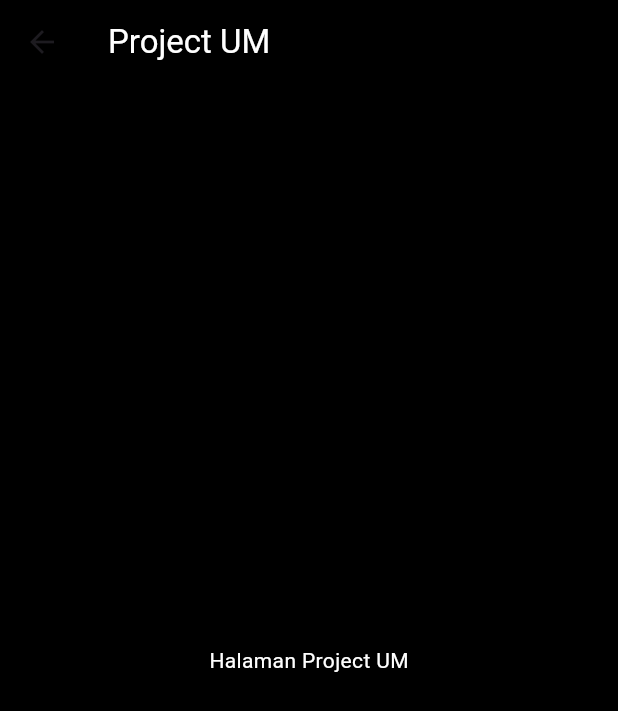
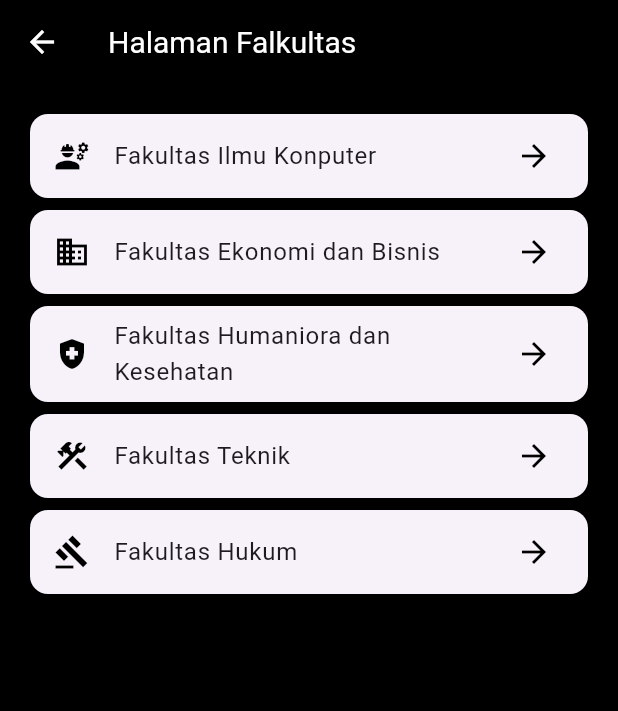
Before and after one commit to yehezkieldio/pemrograman-aplikasi-bergerak-flutter, a Flutter app: the screen it shows after launch, after a tap on "Project UM", on a phone screen of 412 x 824 dp. Shown: the top 711 px of the screen. Run offline on Flutter 3.47's test engine with Material 3 defaults, Android fonts, the phone set to English and light mode, and no system bars.

Commit message:
feat: implement Fakultas page and details view, update navigation

```diff
--- a/lib/main.dart
+++ b/lib/main.dart
@@ -1,6 +1,5 @@
 import 'package:flutter/material.dart';
-import 'package:yehezkiel_dio_sinolungan/hidupsehat/page.dart';
-import 'package:yehezkiel_dio_sinolungan/projectum/pages/index.dart';
+import 'package:yehezkiel_dio_sinolungan/projectum/pages/fakultas.dart';
 
 void main() {
   runApp(const MyApp());
@@ -12,7 +11,7 @@ class MyApp extends StatelessWidget {
   @override
   Widget build(BuildContext context) {
     return MaterialApp(
-      title: 'HidupSehat',
+      title: 'Yehezkiel Dio Sinolungan',
       debugShowCheckedModeBanner: false,
       home: Home(),
     );
@@ -34,17 +33,9 @@ class Home extends StatelessWidget {
               onPressed: () {
                 Navigator.push(
                   context,
-                  MaterialPageRoute(builder: (context) => const HidupSehat()),
-                );
-              },
-              child: Text("Cari Dokter"),
-            ),
-            Padding(padding: const EdgeInsets.symmetric(vertical: 8.0)),
-            ElevatedButton(
-              onPressed: () {
-                Navigator.push(
-                  context,
-                  MaterialPageRoute(builder: (context) => const ProjectUM()),
+                  MaterialPageRoute(
+                    builder: (context) => const HalamanFalkultas(),
+                  ),
                 );
               },
               child: Text("Project UM"),
--- /dev/null
+++ b/lib/projectum/models/fakultas.dart
@@ -0,0 +1,7 @@
+class Fakultas {
+  String? idFakultas;
+  String namaFakultas;
+  String? detailsFakultas;
+
+  Fakultas({this.idFakultas, required this.namaFakultas, this.detailsFakultas});
+}
--- /dev/null
+++ b/lib/projectum/pages/fakultas.dart
@@ -0,0 +1,109 @@
+import 'package:flutter/material.dart';
+import 'package:yehezkiel_dio_sinolungan/projectum/models/fakultas.dart';
+import 'package:yehezkiel_dio_sinolungan/projectum/pages/fakultas_details.dart';
+
+class HalamanFalkultas extends StatefulWidget {
+  const HalamanFalkultas({super.key});
+
+  @override
+  State<HalamanFalkultas> createState() => _HalamanFalkultasState();
+}
+
+class _HalamanFalkultasState extends State<HalamanFalkultas> {
+  @override
+  Widget build(BuildContext context) {
+    return Scaffold(
+      backgroundColor: Colors.black,
+      appBar: AppBar(
+        title: const Text('Halaman Falkultas'),
+        backgroundColor: Colors.black,
+        foregroundColor: Colors.white,
+        titleTextStyle: const TextStyle(
+          color: Colors.white,
+          fontSize: 20,
+          fontWeight: FontWeight.w400,
+        ),
+        leading: IconButton(
+          icon: const Icon(Icons.arrow_back),
+          onPressed: () => Navigator.pop(context),
+        ),
+      ),
+      body: DefaultTextStyle(
+        style: const TextStyle(color: Colors.white),
+        child: ListView(
+          padding: const EdgeInsets.all(16.0),
+          children: [
+            Card(
+              child: ListTile(
+                title: const Text('Fakultas Ilmu Konputer'),
+                leading: const Icon(Icons.engineering, color: Colors.black),
+                trailing: const Icon(Icons.arrow_forward, color: Colors.black),
+                onLongPress: () {
+                  Fakultas fakultas = Fakultas(
+                    namaFakultas: 'Fakultas Ilmu Komputer',
+                    detailsFakultas:
+                        'Menawarkan program studi yang berfokus pada pengembangan perangkat lunak, sistem informasi, dan teknologi komputer lainnya.',
+                  );
+
+                  Navigator.push(
+                    context,
+                    MaterialPageRoute(
+                      builder: (context) => FakultasDetails(fakultas: fakultas),
+                    ),
+                  );
+                },
+              ),
+            ),
+
+            Card(
+              child: ListTile(
+                title: const Text('Fakultas Ekonomi dan Bisnis'),
+                leading: const Icon(Icons.business, color: Colors.black),
+                trailing: const Icon(Icons.arrow_forward, color: Colors.black),
+                onTap: () {
+                  // Aksi ketika ditekan
+                },
+              ),
+            ),
+
+            Card(
+              child: ListTile(
+                title: const Text('Fakultas Humaniora dan Kesehatan'),
+                leading: const Icon(
+                  Icons.health_and_safety,
+                  color: Colors.black,
+                ),
+                trailing: const Icon(Icons.arrow_forward, color: Colors.black),
+                onTap: () {
+                  // Aksi ketika ditekan
+                },
+              ),
+            ),
+
+            Card(
+              child: ListTile(
+                title: const Text('Fakultas Teknik'),
+                leading: const Icon(Icons.construction, color: Colors.black),
+                trailing: const Icon(Icons.arrow_forward, color: Colors.black),
+                onTap: () {
+                  // Aksi ketika ditekan
+                },
+              ),
+            ),
+
+            Card(
+              child: ListTile(
+                title: const Text('Fakultas Hukum'),
+                leading: const Icon(Icons.gavel, color: Colors.black),
+                trailing: const Icon(Icons.arrow_forward, color: Colors.black),
+                onTap: () {
+                  // Aksi ketika ditekan
+                },
+              ),
+            ),
+          ],
+        ),
+      ),
+    );
+  }
+}
--- a/lib/projectum/pages/index.dart
+++ /dev/null
@@ -1,22 +0,0 @@
-import 'package:flutter/material.dart';
-
-class ProjectUM extends StatelessWidget {
-  const ProjectUM({super.key});
-
-  @override
-  Widget build(BuildContext context) {
-    return Scaffold(
-      appBar: AppBar(
-        title: const Text('Project UM', style: TextStyle(color: Colors.white)),
-        backgroundColor: Colors.black,
-      ),
-      backgroundColor: Colors.black,
-      body: const Center(
-        child: Text(
-          'Halaman Project UM',
-          style: TextStyle(color: Colors.white),
-        ),
-      ),
-    );
-  }
-}
```
Also changed, not shown: lib/projectum/pages/fakultas_details.dart (added, +55 -0 lines).
